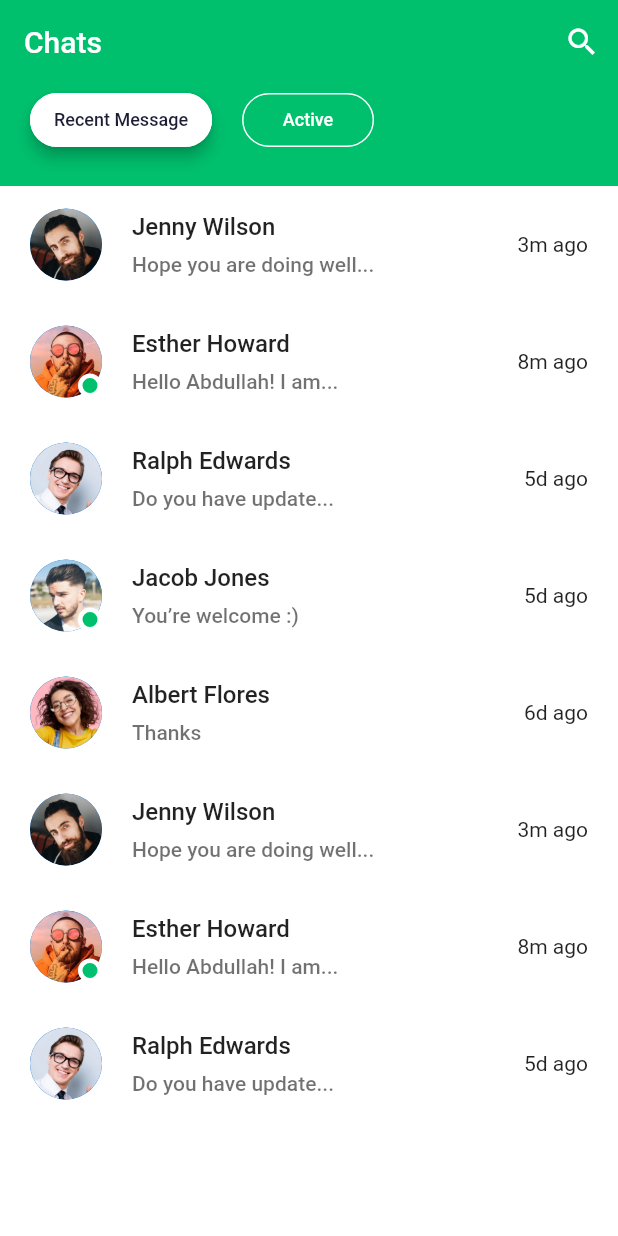
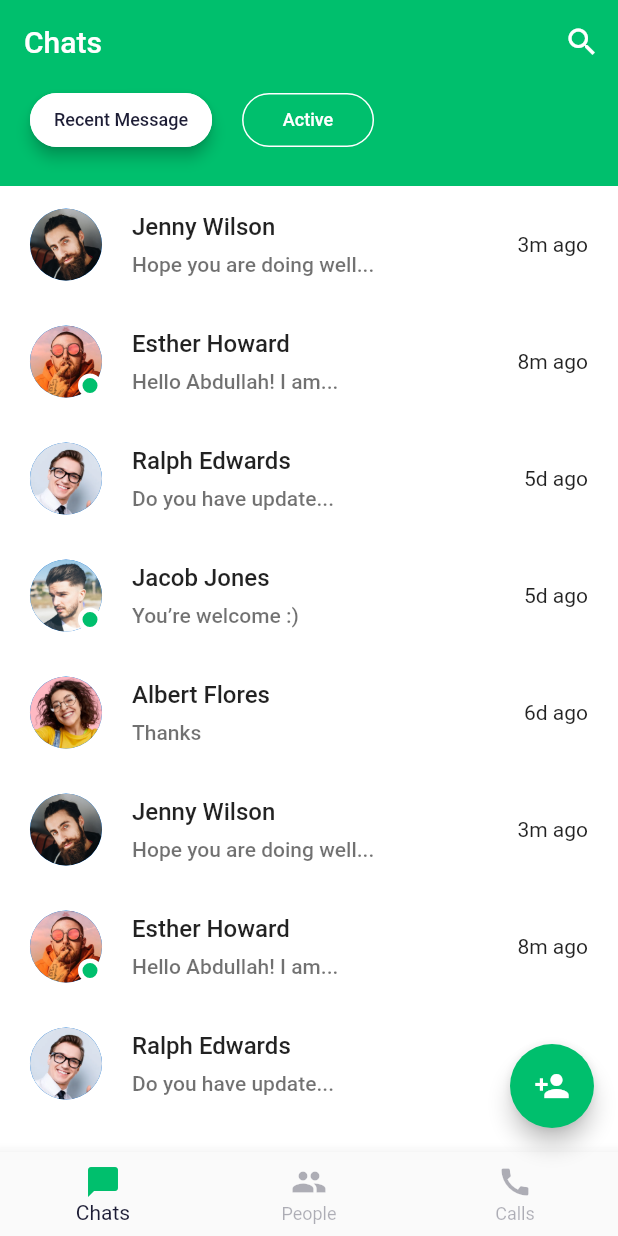
Before and after one commit to kv1991/FreeChat, a Flutter app: the ChartsScreen screen opened directly, on a phone screen of 412 x 824 dp. Run offline on Flutter 3.47's test engine with Material 2 defaults, Android fonts, the phone set to English and light mode, and no system bars.

Commit message:
feat:  built floatingActionButton and bottomNavigation bars.

```diff
--- a/lib/screens/charts/charts_screen.dart
+++ b/lib/screens/charts/charts_screen.dart
@@ -1,8 +1,16 @@
 import 'package:flutter/material.dart';
+import 'package:free_chat/constants.dart';
 import 'package:free_chat/screens/charts/components/body.dart';
 
-class ChartsScreen extends StatelessWidget {
+class ChartsScreen extends StatefulWidget {
   const ChartsScreen({ Key? key }) : super(key: key);
+
+  @override
+  State<ChartsScreen> createState() => _ChartsScreenState();
+}
+
+class _ChartsScreenState extends State<ChartsScreen> {
+  int selectedIdx = 0;
 
   @override
   Widget build(BuildContext context) {
@@ -17,7 +25,28 @@ class ChartsScreen extends StatelessWidget {
           )
         ],
       ),
-      body: Body()
+      body: const Body(),
+      floatingActionButton: FloatingActionButton(
+        onPressed: () {},
+        backgroundColor: kPrimaryColor,
+        child: const Icon(
+          Icons.person_add,
+          color: Colors.white,
+        ),
+      ),
+      bottomNavigationBar: BottomNavigationBar(
+        currentIndex: selectedIdx,
+        onTap: (val) {
+          setState(() {
+            selectedIdx = val;
+          });
+        },
+        items: const [
+          BottomNavigationBarItem(icon: Icon(Icons.messenger), label: 'Chats'),
+          BottomNavigationBarItem(icon: Icon(Icons.people), label: 'People'),
+          BottomNavigationBarItem(icon: Icon(Icons.call), label: 'Calls'),
+        ],
+      ),
     );
   }
 }
```
